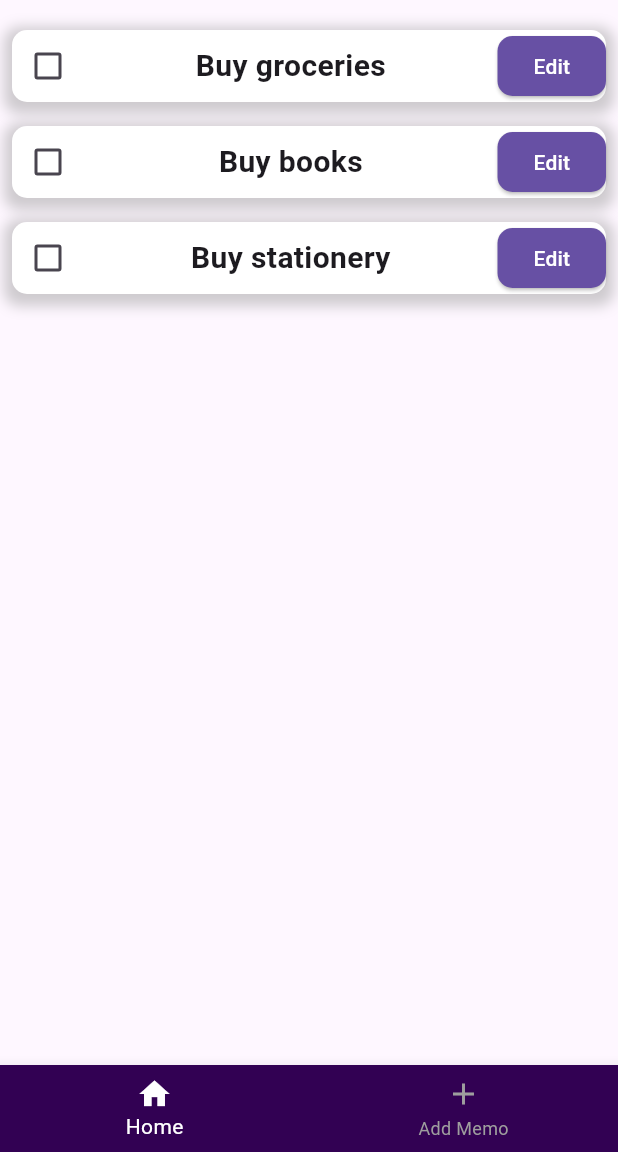
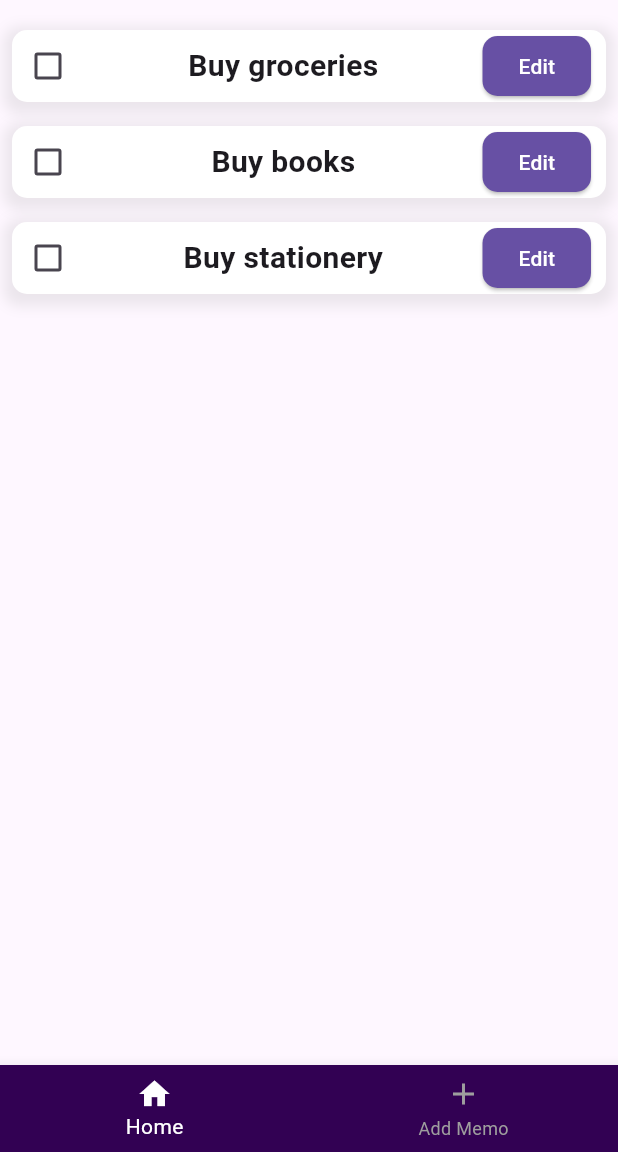
Before and after one commit to TeoDevGerman/Elephant, a Flutter app: the screen it shows after launch, on a phone screen of 412 x 824 dp, the part 84-1236 px from its top. Run offline on Flutter 3.47's test engine with Material 3 defaults, Android fonts, the phone set to English and light mode, and no system bars; our stand-ins replace hive_flutter; accounts and stored records are empty.

Commit message:
feat: lessen shadow + edit button not too close anymore

```diff
--- a/todoapp/lib/utils/todo_tile.dart
+++ b/todoapp/lib/utils/todo_tile.dart
@@ -26,7 +26,7 @@ class TodoTile extends StatelessWidget {
           borderRadius: BorderRadius.circular(10),
           boxShadow: [
             BoxShadow(
-              color: Colors.grey.withOpacity(0.5),
+              color: Colors.grey.withOpacity(0.2),
               spreadRadius: 5,
               blurRadius: 7,
               offset: const Offset(0, 3),
@@ -49,7 +49,9 @@ class TodoTile extends StatelessWidget {
                 decoration: isDone ? TextDecoration.lineThrough : TextDecoration.none,
               ),
             ),
-            CustomButton(name: "Edit", onPressed: editTask)
+            Container(
+              padding: EdgeInsets.only(right: 10),
+              child: CustomButton(name: "Edit", onPressed: editTask))
           ],
         ),
       ),
```
